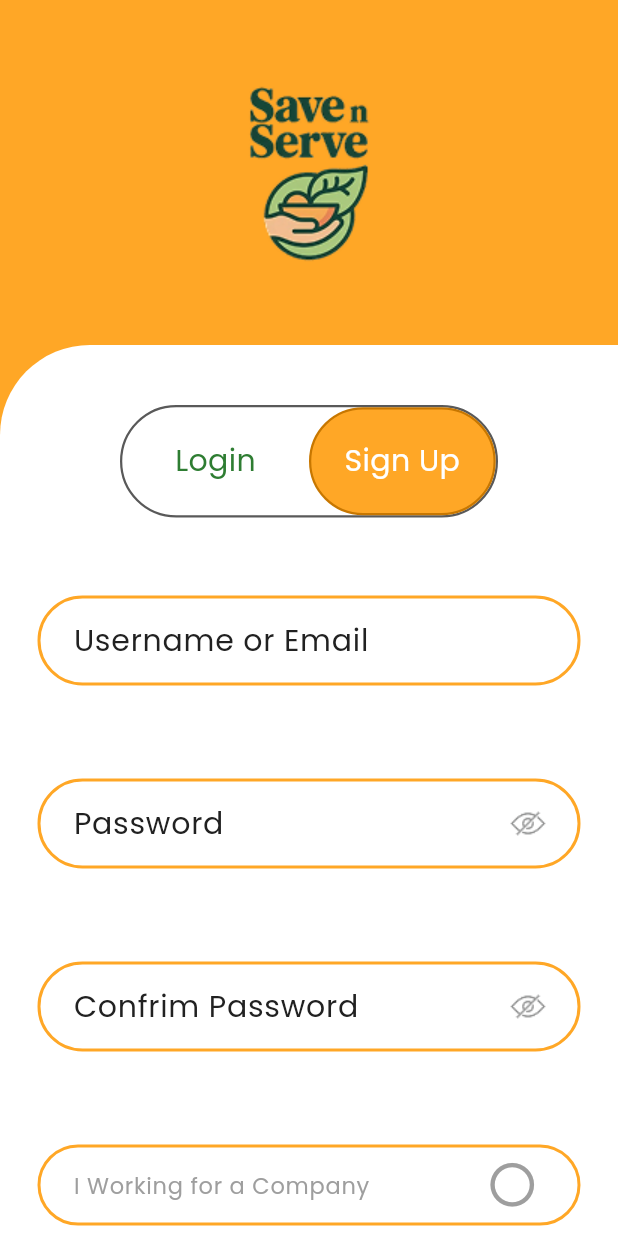
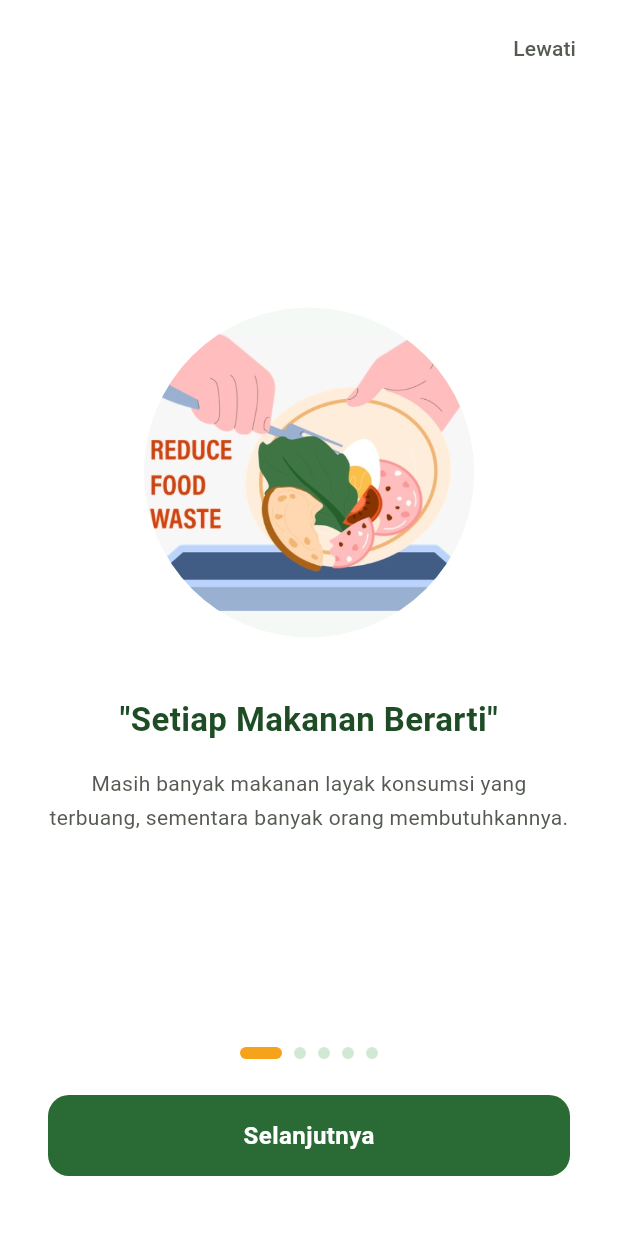
Before and after one commit to Kian76-IT/Save_n_Serve, a Flutter app: the screen it shows after launch, on a phone screen of 412 x 824 dp. Run offline on Flutter 3.47's test engine with Material 3 defaults, Android fonts, the phone set to English and light mode, and no system bars.

Commit message:
Add splash screen and onboarding UI

```diff
--- a/lib/main.dart
+++ b/lib/main.dart
@@ -1,5 +1,5 @@
 import 'package:flutter/material.dart';
-
+import 'package:save_n_serve/splash_screen.dart';
 import 'package:save_n_serve/pages/auth/signup.dart';
 
 void main() {
@@ -11,10 +11,10 @@ class MainApp extends StatelessWidget {
 
   @override
   Widget build(BuildContext context) {
-    return const MaterialApp(
+    return MaterialApp(
       title: "Save n Serve",
       debugShowCheckedModeBanner: false,
-      home: SignUp(),
+      home: SplashScreen(),
     );
   }
 }
--- /dev/null
+++ b/lib/splash_screen.dart
@@ -0,0 +1,560 @@
+import 'package:flutter/material.dart';
+import 'package:save_n_serve/pages/auth/signup.dart';
+void main() => runApp(const SavenServeApp());
+
+// ─────────────────────────────────────────
+// CONSTANTS
+// ─────────────────────────────────────────
+const kGreen     = Color(0xFF2A6B35);
+const kGreenDark = Color(0xFF1E4D25);
+const kOrange    = Color(0xFFF5A31A);
+const kGrey      = Color(0xFF555B52);
+
+// ─────────────────────────────────────────
+// APP
+// ─────────────────────────────────────────
+class SavenServeApp extends StatelessWidget {
+  const SavenServeApp({super.key});
+
+  @override
+  Widget build(BuildContext context) {
+    return const MaterialApp(
+      debugShowCheckedModeBanner: false,
+      home: SplashScreen(),
+    );
+  }
+}
+
+// ─────────────────────────────────────────
+// SPLASH SCREEN — Flow 14
+// ─────────────────────────────────────────
+class SplashScreen extends StatefulWidget {
+  const SplashScreen({super.key});
+
+  @override
+  State<SplashScreen> createState() => _SplashScreenState();
+}
+
+class _SplashScreenState extends State<SplashScreen>
+    with TickerProviderStateMixin {
+
+  late AnimationController _slideCtrl;
+  late Animation<double>    _slideAnim;
+
+  late AnimationController _rotCtrl;
+  late Animation<double>    _rotAnim;
+
+  late AnimationController _splitCtrl;
+  late Animation<double>    _splitAnim;
+
+  late AnimationController _logoCtrl;
+  late Animation<double>    _logoAnim;
+
+  @override
+  void initState() {
+    super.initState();
+
+    _slideCtrl = AnimationController(vsync: this, duration: const Duration(milliseconds: 600));
+    _slideAnim = CurvedAnimation(parent: _slideCtrl, curve: Curves.easeOut);
+
+    _rotCtrl = AnimationController(vsync: this, duration: const Duration(milliseconds: 500));
+    _rotAnim = CurvedAnimation(parent: _rotCtrl, curve: Curves.easeInOut);
+
+    _splitCtrl = AnimationController(vsync: this, duration: const Duration(milliseconds: 600));
+    _splitAnim = CurvedAnimation(parent: _splitCtrl, curve: Curves.easeInOut);
+
+    _logoCtrl = AnimationController(vsync: this, duration: const Duration(milliseconds: 500));
+    _logoAnim = CurvedAnimation(parent: _logoCtrl, curve: Curves.easeIn);
+
+    _run();
+  }
+
+  Future<void> _run() async {
+    await Future.delayed(const Duration(milliseconds: 300));
+    await _slideCtrl.forward();
+
+    await Future.delayed(const Duration(milliseconds: 400));
+    await _rotCtrl.forward();
+
+    await Future.delayed(const Duration(milliseconds: 300));
+    await _splitCtrl.forward();
+
+    await Future.delayed(const Duration(milliseconds: 200));
+    await _logoCtrl.forward();
+
+    await Future.delayed(const Duration(milliseconds: 800));
+    if (mounted) {
+      Navigator.of(context).pushReplacement(
+        PageRouteBuilder(
+          pageBuilder: (_, __, ___) => const OnboardingScreen(),
+          transitionsBuilder: (_, anim, __, child) =>
+              FadeTransition(opacity: anim, child: child),
+          transitionDuration: const Duration(milliseconds: 500),
+        ),
+      );
+    }
+  }
+
+  @override
+  void dispose() {
+    _slideCtrl.dispose();
+    _rotCtrl.dispose();
+    _splitCtrl.dispose();
+    _logoCtrl.dispose();
+    super.dispose();
+  }
+
+  @override
+  Widget build(BuildContext context) {
+    return Scaffold(
+      backgroundColor: Colors.white,
+      body: AnimatedBuilder(
+        animation: Listenable.merge([_slideCtrl, _rotCtrl, _splitCtrl, _logoCtrl]),
+        builder: (context, _) {
+          return _SplashPainter(
+            slideProgress: _slideAnim.value,
+            rotProgress:   _rotAnim.value,
+            splitProgress: _splitAnim.value,
+            logoProgress:  _logoAnim.value,
+          );
+        },
+      ),
+    );
+  }
+}
+
+// ─────────────────────────────────────────
+// SPLASH PAINTER WIDGET
+// ─────────────────────────────────────────
+class _SplashPainter extends StatelessWidget {
+  final double slideProgress;
+  final double rotProgress;
+  final double splitProgress;
+  final double logoProgress;
+
+  const _SplashPainter({
+    required this.slideProgress,
+    required this.rotProgress,
+    required this.splitProgress,
+    required this.logoProgress,
+  });
+
+  @override
+  Widget build(BuildContext context) {
+    return Stack(
+      fit: StackFit.expand,
+      children: [
+        CustomPaint(
+          painter: _StripesPainter(
+            slideProgress: slideProgress,
+            rotProgress:   rotProgress,
+            splitProgress: splitProgress,
+          ),
+        ),
+        Opacity(
+          opacity: logoProgress,
+          child: Center(
+            child: Image.asset(
+              'assets/logo/Logo_Save_n_Serve.png',
+              width: 300,
+              height: 300,
+              fit: BoxFit.contain,
+            ),
+          ),
+        ),
+      ],
+    );
+  }
+}
+
+// ─────────────────────────────────────────
+// STRIPES CUSTOM PAINTER
+// ─────────────────────────────────────────
+class _StripesPainter extends CustomPainter {
+  final double slideProgress;
+  final double rotProgress;
+  final double splitProgress;
+
+  _StripesPainter({
+    required this.slideProgress,
+    required this.rotProgress,
+    required this.splitProgress,
+  });
+
+  @override
+  void paint(Canvas canvas, Size size) {
+    if (slideProgress == 0) return;
+
+    final w = size.width;
+    final h = size.height;
+
+    final greenW  = w * 1.0;
+    final whiteW  = w * 0.1;
+    final orangeW = w * 1.0;
+
+    final totalW = greenW + whiteW + orangeW;
+    final startX = (w - totalW) / 2;
+
+    final gX = startX;
+    final wX = startX + greenW;
+    final oX = startX + greenW + whiteW;
+
+    final stripeH     = h * 1.5 * slideProgress;
+    final topY        = (h - stripeH) / 2;
+    final angle       = rotProgress * 0.48;
+    final maxShift    = w * 1.2;
+    final greenShift  = -splitProgress * maxShift;
+    final orangeShift =  splitProgress * maxShift;
+
+    canvas.save();
+    if (splitProgress == 0) {
+      canvas.clipRect(Rect.fromLTWH(0, 0, w, h));
+    }
+
+    _drawStripe(canvas, left: gX + greenShift, top: topY,
+        stripeW: greenW,  stripeH: stripeH, color: kGreen,
+        angle: angle, cx: w / 2, cy: h / 2);
+
+    _drawStripe(canvas, left: wX, top: topY,
+        stripeW: whiteW, stripeH: stripeH, color: Colors.white,
+        angle: angle, cx: w / 2, cy: h / 2);
+
+    _drawStripe(canvas, left: oX + orangeShift, top: topY,
+        stripeW: orangeW, stripeH: stripeH, color: kOrange,
+        angle: angle, cx: w / 2, cy: h / 2);
+
+    canvas.restore();
+  }
+
+  void _drawStripe(Canvas canvas, {
+    required double left,
+    required double top,
+    required double stripeW,
+    required double stripeH,
+    required Color  color,
+    required double angle,
+    required double cx,
+    required double cy,
+  }) {
+    canvas.save();
+    canvas.translate(cx, cy);
+    canvas.rotate(angle);
+    canvas.translate(-cx, -cy);
+    canvas.drawRect(Rect.fromLTWH(left, top, stripeW, stripeH), Paint()..color = color);
+    canvas.restore();
+  }
+
+  @override
+  bool shouldRepaint(_StripesPainter old) =>
+      old.slideProgress != slideProgress ||
+          old.rotProgress   != rotProgress   ||
+          old.splitProgress != splitProgress;
+}
+
+// ─────────────────────────────────────────
+// ONBOARDING DATA MODEL
+// ─────────────────────────────────────────
+class _OnboardingData {
+  final String imagePath;
+  final String title;
+  final String description;
+
+  const _OnboardingData({
+    required this.imagePath,
+    required this.title,
+    required this.description,
+  });
+}
+
+final List<_OnboardingData> _onboardingPages = [
+  const _OnboardingData(
+    imagePath: 'assets/images/Splash1.png',
+    title: '"Setiap Makanan Berarti"',
+    description:
+    'Masih banyak makanan layak konsumsi yang terbuang, sementara banyak orang membutuhkannya.',
+  ),
+  const _OnboardingData(
+    imagePath: 'assets/images/Splash2.png',
+    title: '"Donasikan, Jangan Buang"',
+    description:
+    'Hubungkan makanan berlebihmu dengan mereka yang membutuhkan secara cepat dan mudah.',
+  ),
+  const _OnboardingData(
+    imagePath: 'assets/images/Splash3.png',
+    title: '"Temukan Bantuan di Sekitarmu"',
+    description:
+    'Di sekitarmu, ada makanan layak konsumsi yang dibagikan oleh orang-orang yang peduli. '
+        'Kamu bisa menemukannya dengan mudah melalui aplikasi ini.',
+  ),
+  const _OnboardingData(
+    imagePath: 'assets/images/Splash4.png',
+    title: '"Kebaikan yang Menguatkan"',
+    description:
+    'Setiap makanan yang dibagikan adalah bentuk kepedulian kita semua untuk saling menguatkan.',
+  ),
+  const _OnboardingData(
+    imagePath: '',
+    title: '',
+    description:
+    '"Di dunia ini banyak orang baik dan jika kamu tidak menemukannya, maka jadilah salah satunya"',
+  ),
+];
+
+// ─────────────────────────────────────────
+// ONBOARDING SCREEN — Flow 15
+// ─────────────────────────────────────────
+class OnboardingScreen extends StatefulWidget {
+  const OnboardingScreen({super.key});
+
+  @override
+  State<OnboardingScreen> createState() => _OnboardingScreenState();
+}
+
+class _OnboardingScreenState extends State<OnboardingScreen>
+    with SingleTickerProviderStateMixin {
+
+  final PageController _pageCtrl = PageController();
+  int _currentPage = 0;
+
+  late AnimationController _fadeCtrl;
+  late Animation<double>    _fadeAnim;
+
+  @override
+  void initState() {
+    super.initState();
+    _fadeCtrl = AnimationController(
+      vsync: this,
+      duration: const Duration(milliseconds: 350),
+      value: 1.0,
+    );
+    _fadeAnim = CurvedAnimation(parent: _fadeCtrl, curve: Curves.easeIn);
+  }
+
+  @override
+  void dispose() {
+    _pageCtrl.dispose();
+    _fadeCtrl.dispose();
+    super.dispose();
+  }
+
+  Future<void> _goToPage(int page) async {
+    await _fadeCtrl.reverse();
+    setState(() => _currentPage = page);
+    await _pageCtrl.animateToPage(
+      page,
+      duration: const Duration(milliseconds: 300),
+      curve: Curves.easeInOut,
+    );
+    _fadeCtrl.forward();
+  }
+
+  void _next() {
+    if (_currentPage < _onboardingPages.length - 1) {
+      _goToPage(_currentPage + 1);
+    } else {
+      Navigator.of(context).pushReplacement(
+        MaterialPageRoute(builder: (_) => SignUp()),
+      );
+    }
+  }
+
+  void _skip() => _goToPage(_onboardingPages.length - 1);
+
+  bool get _isLast => _currentPage == _onboardingPages.length - 1;
+
+  @override
+  Widget build(BuildContext context) {
+    return Scaffold(
+      backgroundColor: Colors.white,
+      body: SafeArea(
+        child: Column(
+          children: [
+            // ── Skip button ──
+            Padding(
+              padding: const EdgeInsets.symmetric(horizontal: 16, vertical: 8),
+              child: Align(
+                alignment: Alignment.centerRight,
+                child: AnimatedOpacity(
+                  opacity: _isLast ? 0.0 : 1.0,
+                  duration: const Duration(milliseconds: 300),
+                  child: TextButton(
+                    onPressed: _isLast ? null : _skip,
+                    child: const Text(
+                      'Lewati',
+                      style: TextStyle(
+                        color: kGrey,
+                        fontSize: 14,
+                        fontWeight: FontWeight.w500,
+                      ),
+                    ),
+                  ),
+                ),
+              ),
+            ),
+
+            // ── Page content ──
+            Expanded(
+              child: PageView.builder(
+                controller: _pageCtrl,
+                physics: const NeverScrollableScrollPhysics(),
+                itemCount: _onboardingPages.length,
+                itemBuilder: (context, index) => FadeTransition(
+                  opacity: _fadeAnim,
+                  child: _OnboardingPage(data: _onboardingPages[index]),
+                ),
+              ),
+            ),
+
+            // ── Dot indicator ──
+            Padding(
+              padding: const EdgeInsets.only(bottom: 24),
+              child: Row(
+                mainAxisAlignment: MainAxisAlignment.center,
+                children: List.generate(_onboardingPages.length, (i) {
+                  final active = i == _currentPage;
+                  return GestureDetector(
+                    onTap: () => _goToPage(i),
+                    child: AnimatedContainer(
+                      duration: const Duration(milliseconds: 300),
+                      curve: Curves.easeInOut,
+                      margin: const EdgeInsets.symmetric(horizontal: 4),
+                      width: active ? 28 : 8,
+                      height: 8,
+                      decoration: BoxDecoration(
+                        color: active ? kOrange : const Color(0xFFD1E8D5),
+                        borderRadius: BorderRadius.circular(4),
+                      ),
+                    ),
+                  );
+                }),
+              ),
+            ),
+
+            // ── CTA Button ──
+            Padding(
+              padding: const EdgeInsets.fromLTRB(32, 0, 32, 40),
+              child: SizedBox(
+                width: double.infinity,
+                height: 54,
+                child: ElevatedButton(
+                  onPressed: _next,
+                  style: ElevatedButton.styleFrom(
+                    backgroundColor: kGreen,
+                    foregroundColor: Colors.white,
+                    elevation: 0,
+                    shape: RoundedRectangleBorder(
+                      borderRadius: BorderRadius.circular(14),
+                    ),
+                  ),
+                  child: Text(
+                    _isLast ? 'Mulai Sekarang' : 'Selanjutnya',
+                    style: const TextStyle(
+                      fontSize: 16,
+                      fontWeight: FontWeight.w600,
+                      letterSpacing: 0.3,
+                    ),
+                  ),
+                ),
+              ),
+            ),
+          ],
+        ),
+      ),
+    );
+  }
+}
+
+// ─────────────────────────────────────────
+// SINGLE ONBOARDING PAGE
+// ─────────────────────────────────────────
+class _OnboardingPage extends StatelessWidget {
+  final _OnboardingData data;
+  const _OnboardingPage({required this.data});
+
+  bool get _isClosing => data.imagePath.isEmpty && data.title.isEmpty;
+
+  @override
+  Widget build(BuildContext context) =>
+      _isClosing ? _buildClosing() : _buildNormal();
+
+  Widget _buildNormal() {
+    return Padding(
+      padding: const EdgeInsets.symmetric(horizontal: 32),
+      child: Column(
+        mainAxisAlignment: MainAxisAlignment.center,
+        children: [
+          Container(
+            width: 220,
+            height: 220,
+            decoration: const BoxDecoration(
+              shape: BoxShape.circle,
+              color: Color(0xFFF5F9F5),
+            ),
+            child: ClipOval(
+              child: Image.asset(
+                data.imagePath,
+                fit: BoxFit.contain,
+                errorBuilder: (_, __, ___) => const _Placeholder(),
+              ),
+            ),
+          ),
+          const SizedBox(height: 40),
+          Text(
+            data.title,
+            textAlign: TextAlign.center,
+            style: const TextStyle(
+              fontSize: 22,
+              fontWeight: FontWeight.bold,
+              color: kGreenDark,
+              height: 1.35,
+            ),
+          ),
+          const SizedBox(height: 16),
+          Text(
+            data.description,
+            textAlign: TextAlign.center,
+            style: const TextStyle(
+              fontSize: 14,
+              color: kGrey,
+              height: 1.65,
+            ),
+          ),
+        ],
+      ),
+    );
+  }
+
+  Widget _buildClosing() {
+    return Padding(
+      padding: const EdgeInsets.symmetric(horizontal: 40),
+      child: Center(
+        child: Text(
+          data.description,
+          textAlign: TextAlign.center,
+          style: const TextStyle(
+            fontSize: 22,
+            fontStyle: FontStyle.italic,
+            fontWeight: FontWeight.w600,
+            color: kGreenDark,
+            height: 1.5,
+          ),
+        ),
+      ),
+    );
+  }
+}
+
+// ─────────────────────────────────────────
+// PLACEHOLDER IMAGE
+// ─────────────────────────────────────────
+class _Placeholder extends StatelessWidget {
+  const _Placeholder();
+
+  @override
+  Widget build(BuildContext context) {
+    return Container(
+      color: const Color(0xFFF0F7F1),
+      child: const Icon(Icons.image_outlined, size: 64, color: Color(0xFFB2CDB8)),
+    );
+  }
+}
```
Also changed, not shown: assets/images/Splash1.png (added), assets/images/Splash2.png (added), assets/images/Splash3.png (added), assets/images/Splash4.png (added), 1 other file.
